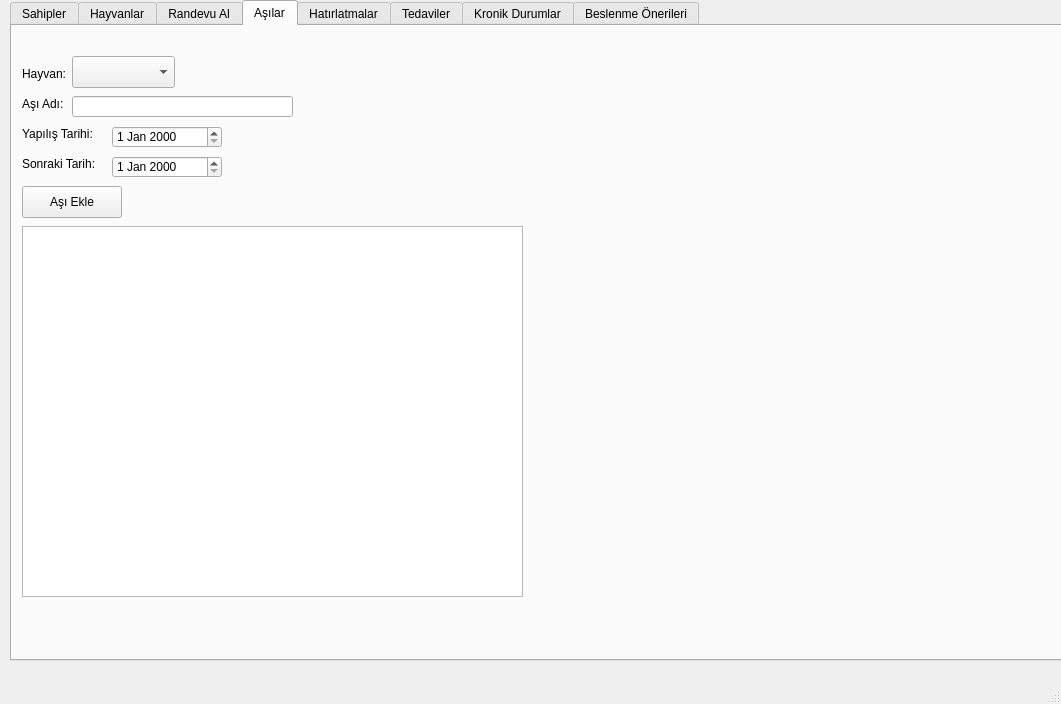
The window that DijitalVeterinerPlatformu/mainwindow.ui (mutluasli/dijital-veteriner-platformu) describes before a commit, drawn with Qt 5.
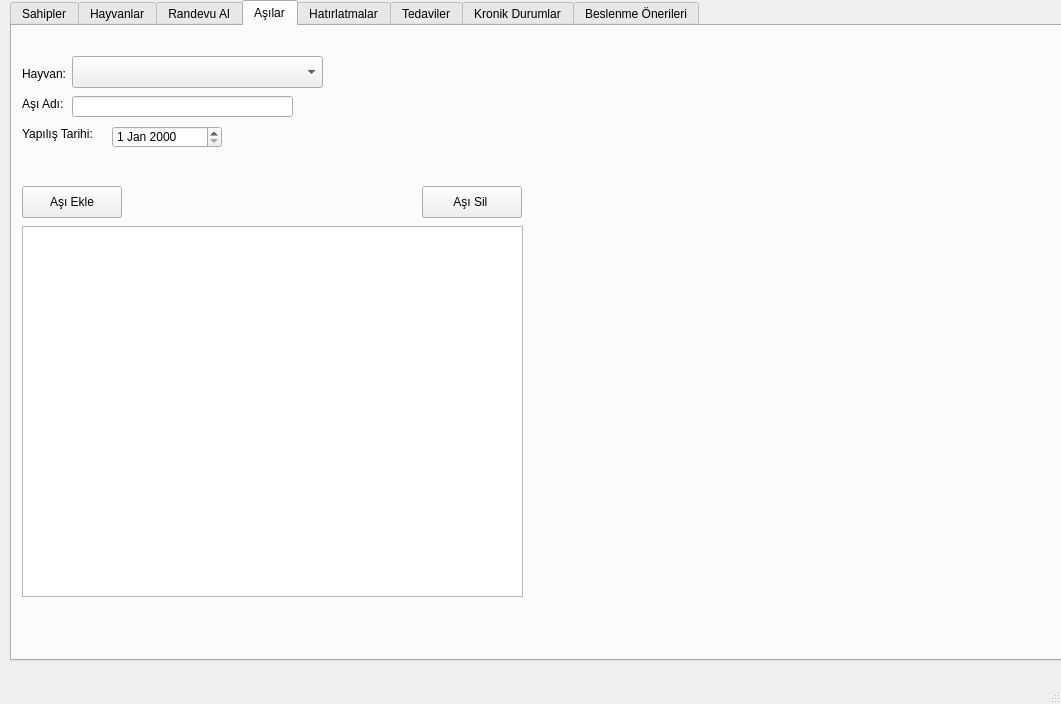
The same window after the commit. The open tabs and pages were chosen to show the change.

Diff of the .ui file:
```diff
--- a/DijitalVeterinerPlatformu/mainwindow.ui
+++ b/DijitalVeterinerPlatformu/mainwindow.ui
@@ -388,7 +388,7 @@
        <rect>
         <x>60</x>
         <y>30</y>
-        <width>103</width>
+        <width>251</width>
         <height>32</height>
        </rect>
       </property>
@@ -439,29 +439,6 @@
        </rect>
       </property>
      </widget>
-     <widget class="QLabel" name="label_14">
-      <property name="geometry">
-       <rect>
-        <x>10</x>
-        <y>130</y>
-        <width>111</width>
-        <height>16</height>
-       </rect>
-      </property>
-      <property name="text">
-       <string>Sonraki Tarih:</string>
-      </property>
-     </widget>
-     <widget class="QDateEdit" name="dateEditSonraki">
-      <property name="geometry">
-       <rect>
-        <x>100</x>
-        <y>130</y>
-        <width>110</width>
-        <height>22</height>
-       </rect>
-      </property>
-     </widget>
      <widget class="QPushButton" name="btnAsiEkle">
       <property name="geometry">
        <rect>
@@ -485,6 +462,19 @@
        </rect>
       </property>
      </widget>
+     <widget class="QPushButton" name="btnAsiSil">
+      <property name="geometry">
+       <rect>
+        <x>410</x>
+        <y>160</y>
+        <width>100</width>
+        <height>32</height>
+       </rect>
+      </property>
+      <property name="text">
+       <string>Aşı Sil </string>
+      </property>
+     </widget>
     </widget>
     <widget class="QWidget" name="tab_4">
      <attribute name="title">
```
Left out of the diff: 49 changed lines with no effect on the pictures.
